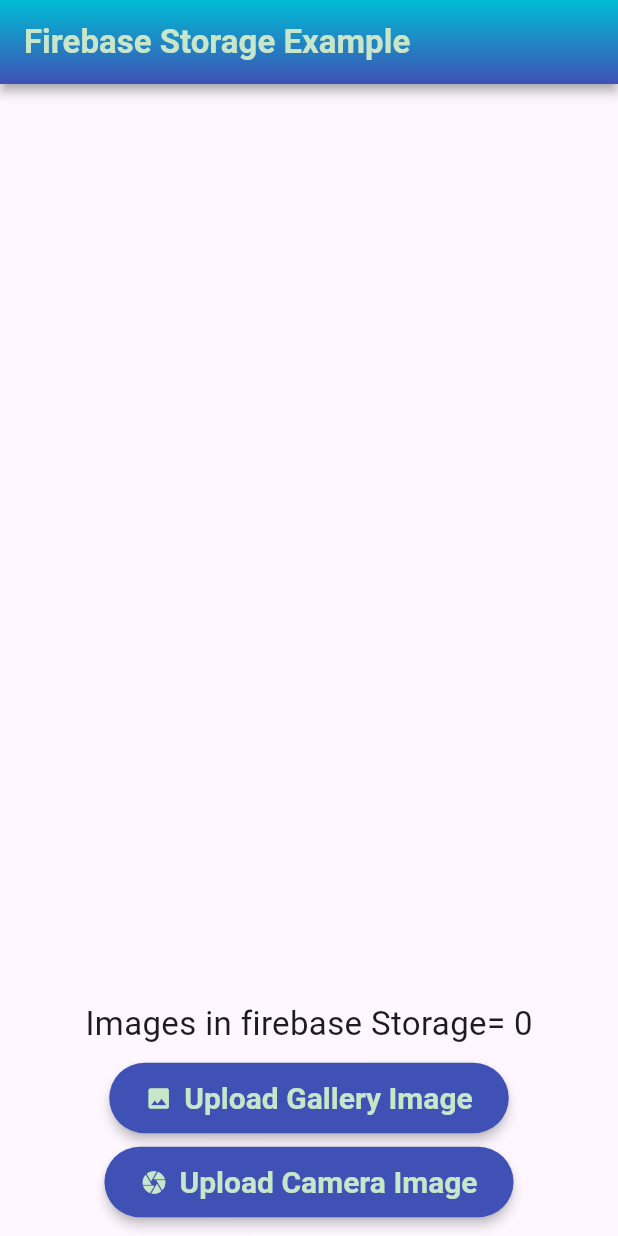
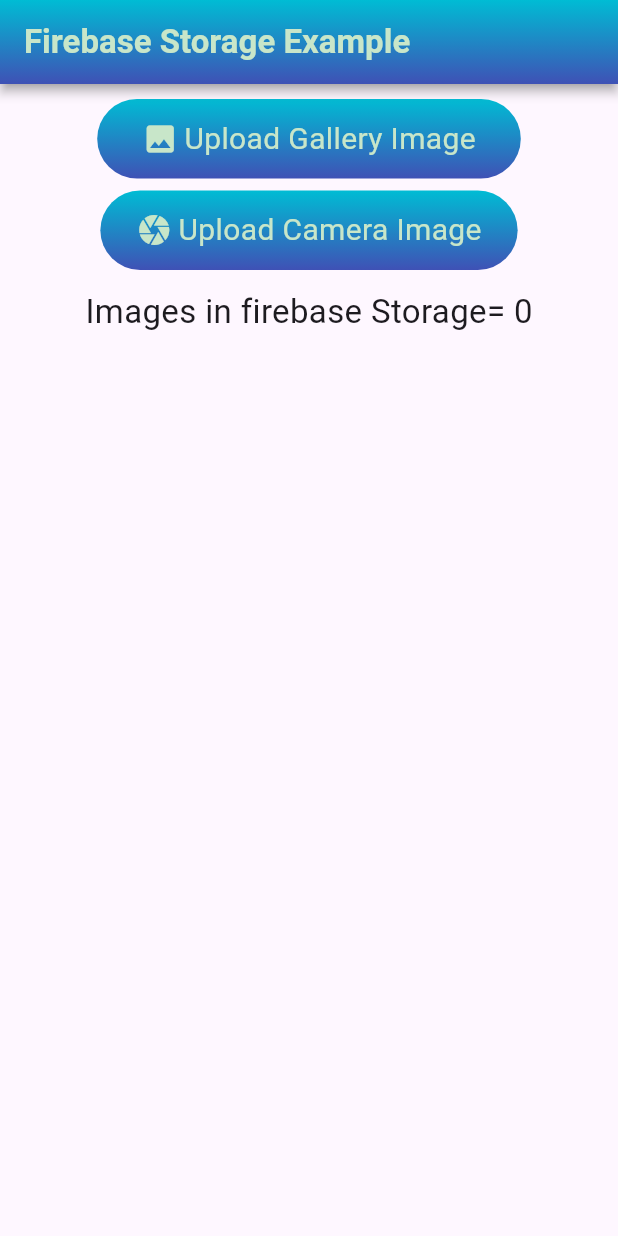
Before and after one commit to anup30/app2_fire_storage, a Flutter app: the screen it shows after launch, on a phone screen of 412 x 824 dp. Run offline on Flutter 3.47's test engine with Material 3 defaults, Android fonts, the phone set to English and light mode, and no system bars; our stand-ins replace firebase_core, firebase_storage, image_picker; accounts and stored records are empty.

Commit message:
commit 1.5

```diff
--- a/lib/main.dart
+++ b/lib/main.dart
@@ -1,7 +1,6 @@
 // firebase storage
 // assignment module 20 (firebase):
 // upload images to firebase storage, and show in gridview
-
 
 import 'package:flutter/material.dart';
 import 'package:firebase_core/firebase_core.dart';
--- a/lib/upload_screen.dart
+++ b/lib/upload_screen.dart
@@ -53,8 +53,71 @@
       body: Column(
         mainAxisAlignment: MainAxisAlignment.start,
         crossAxisAlignment: CrossAxisAlignment.center,
-        children: [
+        children: <Widget>[
           const SizedBox(height: 10,),
+          GestureDetector(
+            onTap: (){
+              pickGalleryImage();
+            },
+            child: Container(
+              decoration: const BoxDecoration(
+                borderRadius: BorderRadius.all(Radius.circular(30)),
+                gradient: LinearGradient(
+                  begin: Alignment.topCenter,
+                  end: Alignment.bottomCenter,
+                  colors: [Colors.cyan, Colors.indigo],
+                ),
+              ),
+              child: Padding(
+                  padding: const EdgeInsets.symmetric(horizontal: 30,vertical: 12),
+                  child: Row(mainAxisSize: MainAxisSize.min,
+                    children: [
+                      Icon(Icons.image,color: Colors.green[100],),
+                      const SizedBox(width: 4,),
+                      Text('Upload Gallery Image',style: TextStyle(fontSize: 20,color: Colors.green[100]),),
+                    ],
+                  ),
+              ),
+            ),
+          ),
+          const SizedBox(height: 8,),
+          GestureDetector(
+            onTap: (){
+              pickCameraImage();
+            },
+            child: Container(
+              decoration: const BoxDecoration(
+                borderRadius: BorderRadius.all(Radius.circular(30)),
+                gradient: LinearGradient(
+                  begin: Alignment.topCenter,
+                  end: Alignment.bottomCenter,
+                  colors: [Colors.cyan, Colors.indigo],
+                ),
+              ),
+              child: Padding(
+                padding: const EdgeInsets.symmetric(horizontal: 24,vertical: 12),
+                child: Row(mainAxisSize: MainAxisSize.min,
+                  children: [
+                    Icon(Icons.camera,color: Colors.green[100],),
+                    const SizedBox(width: 4,),
+                    Text('Upload Camera Image',style: TextStyle(fontSize: 20,color: Colors.green[100]),),
+                  ],
+                ),
+              ),
+            ),
+          ),
+          const SizedBox(height: 12,),
+          _isLoading==false? Text(
+            "Images in firebase Storage= ${urlImageList.length}",
+            style: const TextStyle(fontSize: 22),
+          ):
+          const Center(
+            child: SizedBox(
+              height: 35,width: 35,
+              child: CircularProgressIndicator(),
+            ),
+          ),
+          const SizedBox(height: 12,),
           Expanded(
             child: Padding(
               padding: const EdgeInsets.symmetric(horizontal: 5),
@@ -80,34 +143,7 @@
               ),
             ),
           ),
-          const SizedBox(height: 10,),
-          _isLoading==false? Text(
-            "Images in firebase Storage= ${urlImageList.length}",
-            style: const TextStyle(fontSize: 22),
-          ):
-          const Center(
-            child: SizedBox(
-              height: 30,width: 30,
-              child: CircularProgressIndicator(),
-            ),
-          ),
-          const SizedBox(height: 10,),
-          ElevatedButton.icon(
-            onPressed: (){
-              pickGalleryImage();
-            },
-            icon: const Icon(Icons.image),
-            label: const Text('Upload Gallery Image',style: TextStyle(fontSize: 20),),
-          ),
-          const SizedBox(height: 8,),
-          ElevatedButton.icon(
-            onPressed: (){
-              pickCameraImage();
-            },
-            icon: const Icon(Icons.camera),
-            label: const Text('Upload Camera Image',style: TextStyle(fontSize: 20),),
-          ),
-          const SizedBox(height: 12,),
+          const SizedBox(height: 24,),
         ],
       ),
     );
@@ -161,5 +197,4 @@
     _isLoading=false;
     setState(() {});
   }
-
 }
```
